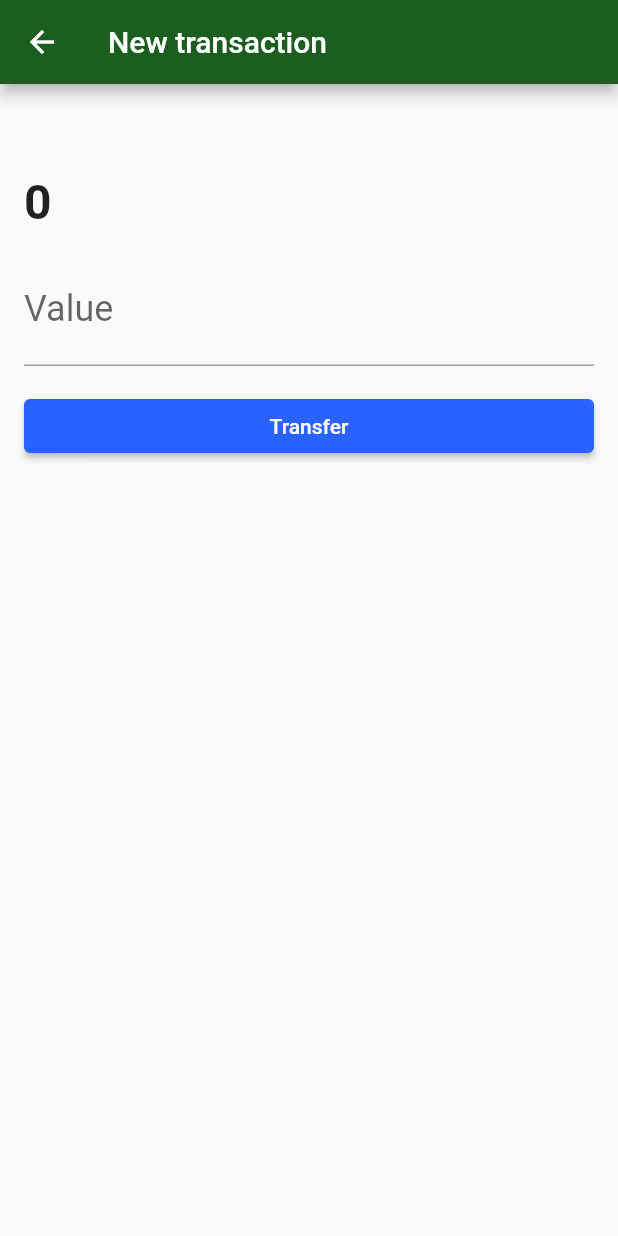
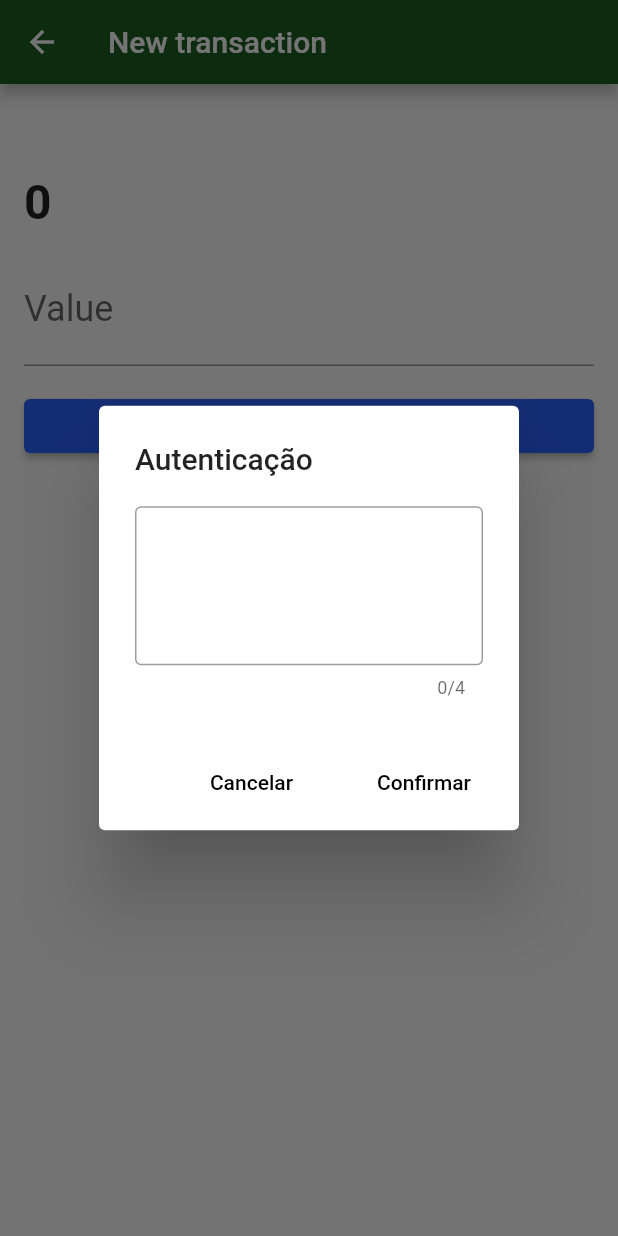
Before and after one commit to JoseCamilo/bytebank-flutter, a Flutter app: the FormTransferencia screen opened directly with empty values, after a tap on "Transfer", on a phone screen of 412 x 824 dp. Run offline on Flutter 3.47's test engine with Material 2 defaults, Android fonts, the phone set to English and light mode, and no system bars; our stand-ins replace sqflite; missing offline and left inert: http_interceptor; accounts and stored records are empty.

Commit message:
Dialog authentication transactions

```diff
--- /dev/null
+++ b/lib/components/dialog_auth_transaction.dart
@@ -0,0 +1,45 @@
+import 'package:flutter/material.dart';
+
+class DialogAuthTransaction extends StatefulWidget {
+  final Function(String password) onConfirm;
+
+  DialogAuthTransaction({@required this.onConfirm});
+
+  @override
+  _DialogAuthTransactionState createState() => _DialogAuthTransactionState();
+}
+
+class _DialogAuthTransactionState extends State<DialogAuthTransaction> {
+  final TextEditingController _passwordController = TextEditingController();
+
+  @override
+  Widget build(BuildContext context) {
+    return AlertDialog(
+      title: Text('Autenticação'),
+      content: TextField(
+          controller: _passwordController,
+          decoration: InputDecoration(border: OutlineInputBorder()),
+          obscureText: true,
+          maxLength: 4,
+          textAlign: TextAlign.center,
+          keyboardType: TextInputType.number,
+          style: TextStyle(
+            fontSize: 56,
+            letterSpacing: 24,
+          )),
+      actions: [
+        FlatButton(
+          onPressed: () => Navigator.pop(context),
+          child: Text('Cancelar'),
+        ),
+        FlatButton(
+          onPressed: () {
+            Navigator.pop(context);
+            widget.onConfirm(_passwordController.text);
+          },
+          child: Text('Confirmar'),
+        ),
+      ],
+    );
+  }
+}
--- a/lib/http/webclients/transferencias_webclient.dart
+++ b/lib/http/webclients/transferencias_webclient.dart
@@ -15,14 +15,14 @@ class TransferenciasWebclient {
     return bodyJson.map((el) => Transaction.fromJson(el)).toList();
   }
 
-  Future<dynamic> save(Transaction transferencia) async {
+  Future<dynamic> save(Transaction transferencia, String password) async {
     final String body = jsonEncode(transferencia.toJson());
     final Response response = await client
         .post(
           _baseURL,
           headers: {
             'Content-type': 'application/json',
-            'password': '1000',
+            'password': password,
           },
           body: body,
         )
--- a/lib/screens/form_transferencia.dart
+++ b/lib/screens/form_transferencia.dart
@@ -1,3 +1,4 @@
+import 'package:bytebank/components/dialog_auth_transaction.dart';
 import 'package:bytebank/http/webclients/transferencias_webclient.dart';
 import 'package:bytebank/models/contato.dart';
 import 'package:bytebank/models/transferencia.dart';
@@ -64,11 +65,15 @@ class _TransactionFormState extends State<FormTransferencia> {
                           double.tryParse(_valueController.text);
                       final transactionCreated =
                           Transaction(value, widget.contact);
-                      _webClient.save(transactionCreated).then((result) {
-                        if (result != null) {
-                          Navigator.pop(context);
-                        }
-                      });
+                      showDialog(
+                          context: context,
+                          builder: (contextDialog) {
+                            return DialogAuthTransaction(
+                              onConfirm: (password) {
+                                _save(transactionCreated, password, context);
+                              },
+                            );
+                          });
                     },
                   ),
                 ),
@@ -79,4 +84,16 @@ class _TransactionFormState extends State<FormTransferencia> {
       ),
     );
   }
+
+  void _save(
+    Transaction transactionCreated,
+    String password,
+    BuildContext context,
+  ) {
+    _webClient.save(transactionCreated, password).then((result) {
+      if (result != null) {
+        Navigator.pop(context);
+      }
+    });
+  }
 }
```
